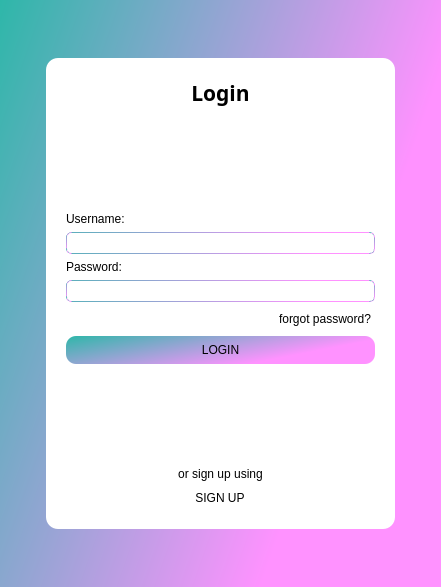
First picture: the form in enter.ui, repository KIBORGm/amn_project, before the edit.
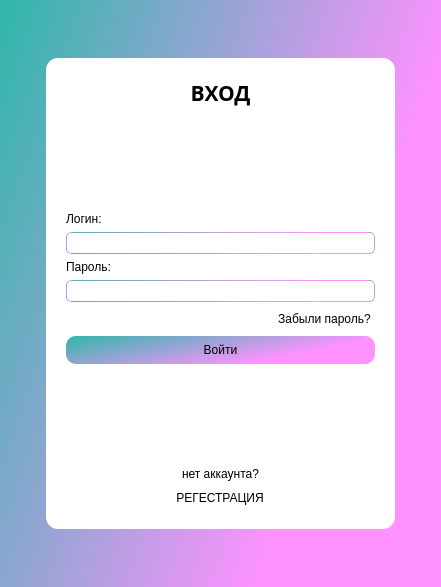
Second picture: the form after the edit.

```diff
--- a/enter.ui
+++ b/enter.ui
@@ -111,7 +111,7 @@
          </font>
         </property>
         <property name="text">
-         <string>Login</string>
+         <string>ВХОД</string>
         </property>
         <property name="alignment">
          <set>Qt::AlignCenter</set>
@@ -138,7 +138,7 @@
           <item row="1" column="1">
            <widget class="QPushButton" name="pushButton">
             <property name="text">
-             <string>forgot password?</string>
+             <string>Забыли пароль?</string>
             </property>
             <property name="flat">
              <bool>true</bool>
@@ -163,7 +163,7 @@
             <item row="0" column="0">
              <widget class="QLabel" name="label_2">
               <property name="text">
-               <string>Username:</string>
+               <string>Логин:</string>
               </property>
              </widget>
             </item>
@@ -179,7 +179,7 @@
             <item row="2" column="0">
              <widget class="QLabel" name="label_3">
               <property name="text">
-               <string>Password:</string>
+               <string>Пароль:</string>
               </property>
              </widget>
             </item>
@@ -211,7 +211,7 @@
 }</string>
           </property>
           <property name="text">
-           <string>LOGIN</string>
+           <string>Войти</string>
           </property>
          </widget>
         </item>
@@ -235,7 +235,7 @@
         <item>
          <widget class="QLabel" name="label_4">
           <property name="text">
-           <string>or sign up using</string>
+           <string>нет аккаунта?</string>
           </property>
           <property name="alignment">
            <set>Qt::AlignCenter</set>
@@ -248,7 +248,7 @@
         <item alignment="Qt::AlignHCenter">
          <widget class="QPushButton" name="pushButton_3">
           <property name="text">
-           <string>SIGN UP</string>
+           <string>РЕГЕСТРАЦИЯ</string>
           </property>
           <property name="flat">
            <bool>true</bool>
```
